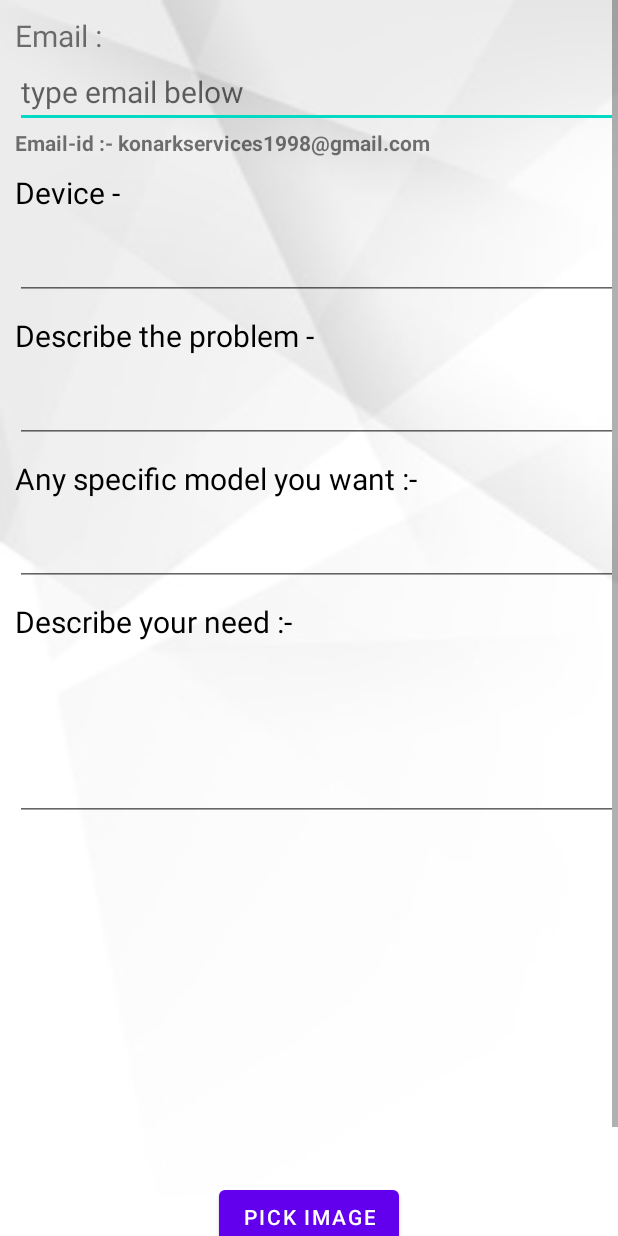
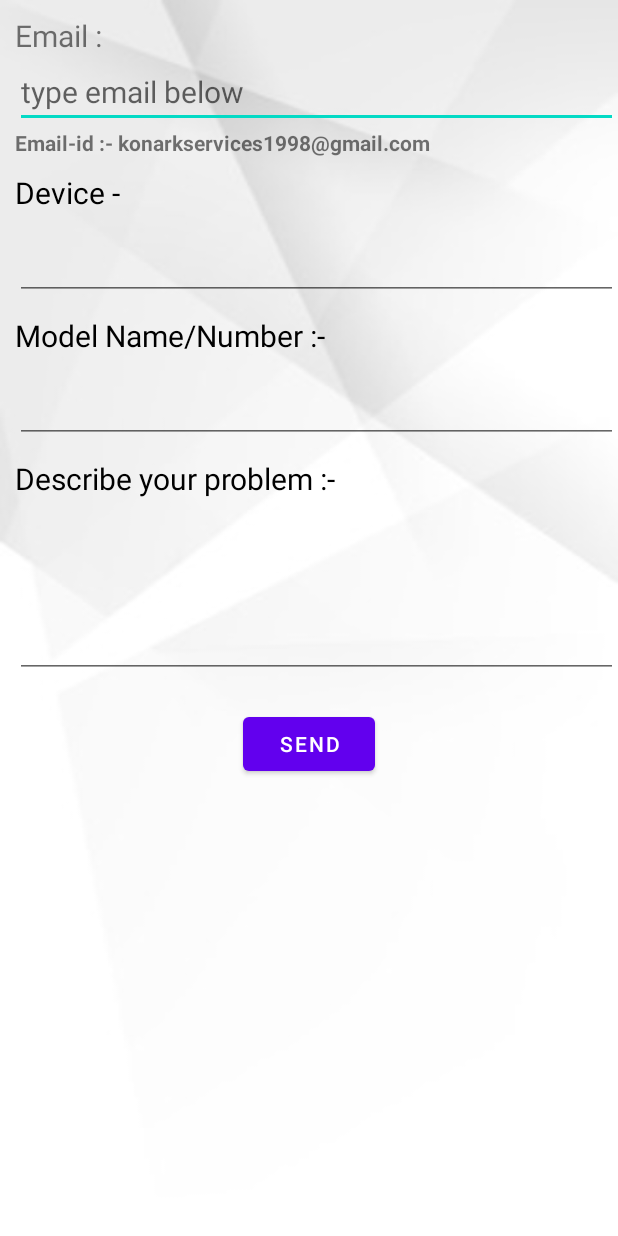
Before and after one commit to patilrajvardhan27/KC, an Android app: the hardwarecomp screen opened directly, with no data from a screen before it, on a phone screen of 412 x 824 dp. Run offline under Robolectric (Android 15) with nearby library versions, the phone set to English and light mode, and no system bars.

Commit message:
2nd commit of day

```diff
--- a/app/src/main/java/com/example/konarkcomputers/hardwarecomp.kt
+++ b/app/src/main/java/com/example/konarkcomputers/hardwarecomp.kt
@@ -1,16 +1,34 @@
 package com.example.konarkcomputers
 
+import android.content.Intent
+import android.net.Uri
 import androidx.appcompat.app.AppCompatActivity
 import android.os.Bundle
+import com.example.konarkcomputers.databinding.ActivityHardwarecompBinding
+import com.example.konarkcomputers.databinding.ActivitySoftwarecompBinding
 
 
 class hardwarecomp : AppCompatActivity() {
 
-
+    lateinit var binding: ActivityHardwarecompBinding
     override fun onCreate(savedInstanceState: Bundle?) {
         super.onCreate(savedInstanceState)
-        setContentView(R.layout.activity_hardwarecomp)
-
-
+        binding = ActivityHardwarecompBinding.inflate(layoutInflater)
+        setContentView(binding.root)
+        binding.btnhardsend.setOnClickListener(){
+            val email = arrayOf(binding.emailcontainer.text.toString())
+            val inptext1 = binding.device.text.toString()
+            val inptext2 = binding.Namemodel.text.toString()
+            val inptext3 = binding.msg.text.toString()
+            val intent = Intent(Intent.ACTION_SENDTO).apply {
+                data = Uri.parse("mailto:")
+                putExtra(Intent.EXTRA_EMAIL,email)
+                putExtra(Intent.EXTRA_SUBJECT,inptext1)
+                putExtra(Intent.EXTRA_TEXT,inptext2 + "\n" + inptext3)
+            }
+            if (intent.resolveActivity(packageManager)!=null){
+                startActivity(intent)
+            }
+        }
     }
 }
--- a/app/src/main/res/layout/activity_hardwarecomp.xml
+++ b/app/src/main/res/layout/activity_hardwarecomp.xml
@@ -49,7 +49,26 @@
             android:textColor="@color/black"
             android:textSize="20sp"/>
         <EditText
-            android:id="@+id/prod"
+            android:id="@+id/device"
+            android:layout_width="match_parent"
+            android:layout_height="wrap_content"
+            android:layout_marginTop="10dp"
+            android:layout_marginLeft="10dp"
+            android:ems="10"
+            android:textSize="20sp"
+            />
+
+        <TextView
+            android:layout_width="wrap_content"
+            android:layout_height="wrap_content"
+            android:layout_marginLeft="10dp"
+            android:layout_marginTop="10dp"
+            android:text="Model Name/Number :-"
+            android:textColor="@color/black"
+            android:textSize="20sp"/>
+
+        <EditText
+            android:id="@+id/Namemodel"
             android:layout_width="match_parent"
             android:layout_height="wrap_content"
             android:layout_marginTop="10dp"
@@ -62,43 +81,7 @@
             android:layout_height="wrap_content"
             android:layout_marginLeft="10dp"
             android:layout_marginTop="10dp"
-            android:text="Describe the problem -"
-            android:textColor="@color/black"
-            android:textSize="20sp"/>
-
-        <EditText
-            android:id="@+id/prof"
-            android:layout_width="match_parent"
-            android:layout_height="wrap_content"
-            android:layout_marginTop="10dp"
-            android:layout_marginLeft="10dp"
-            android:ems="10"
-            android:textSize="20sp"
-            />
-        <TextView
-            android:layout_width="wrap_content"
-            android:layout_height="wrap_content"
-            android:layout_marginLeft="10dp"
-            android:layout_marginTop="10dp"
-            android:text="Any specific model you want :-"
-            android:textColor="@color/black"
-            android:textSize="20sp"/>
-
-        <EditText
-            android:id="@+id/Nmodel"
-            android:layout_width="match_parent"
-            android:layout_height="wrap_content"
-            android:layout_marginTop="10dp"
-            android:layout_marginLeft="10dp"
-            android:ems="10"
-            android:textSize="20sp"
-            />
-        <TextView
-            android:layout_width="wrap_content"
-            android:layout_height="wrap_content"
-            android:layout_marginLeft="10dp"
-            android:layout_marginTop="10dp"
-            android:text="Describe your need :-"
+            android:text="Describe your problem :-"
             android:textColor="@color/black"
             android:textSize="20sp"/>
 
@@ -112,23 +95,9 @@
             android:lines="4"
             android:textSize="18sp"
             />
-        <ImageView
-            android:id="@+id/imginp"
-            android:layout_width="match_parent"
-            android:layout_height="200dp"
-            android:layout_margin="10dp"
-            />
-        <Button
-            android:id="@+id/btnpkimg"
-            android:layout_width="wrap_content"
-            android:layout_height="wrap_content"
-            android:layout_gravity="center"
-            android:layout_marginTop="20dp"
-            android:text="Pick image"
-            />
 
         <Button
-            android:id="@+id/btnsendnp"
+            android:id="@+id/btnhardsend"
             android:layout_width="wrap_content"
             android:layout_height="wrap_content"
             android:layout_gravity="center"
```
Also changed, not shown: app/src/main/AndroidManifest.xml (+28 -0 lines), app/src/main/java/com/example/konarkcomputers/softwarecomp.kt (+23 -1 lines), app/src/main/res/layout/activity_softwarecomp.xml (+91 -2 lines).
